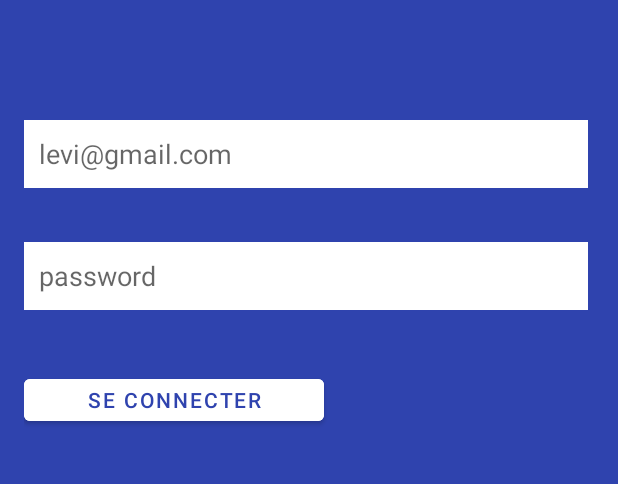
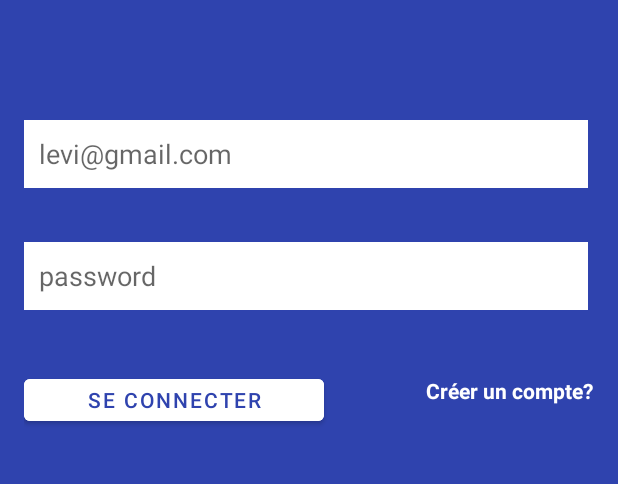
Before and after one commit to levialkalidamat/kotlin_facebook_ui_login, an Android app: the screen it shows after launch (MainActivity), on a phone screen of 412 x 824 dp, the part 461-945 px from its top. Run offline under Robolectric (Android 15) with nearby library versions, the phone set to English and light mode, and no system bars.

Commit message:
Add register link

```diff
--- a/app/src/main/res/layout/activity_main.xml
+++ b/app/src/main/res/layout/activity_main.xml
@@ -61,4 +61,16 @@
         app:layout_constraintStart_toStartOf="parent"
         app:layout_constraintTop_toBottomOf="@+id/editTextTextPassword" />
 
+    <TextView
+        android:id="@+id/textView"
+        android:layout_width="wrap_content"
+        android:layout_height="wrap_content"
+        android:layout_marginStart="68dp"
+        android:layout_marginTop="44dp"
+        android:text="Créer un compte?"
+        android:textColor="@color/white"
+        android:textStyle="bold"
+        app:layout_constraintStart_toEndOf="@+id/button"
+        app:layout_constraintTop_toBottomOf="@+id/editTextTextPassword" />
+
 </androidx.constraintlayout.widget.ConstraintLayout>
```
